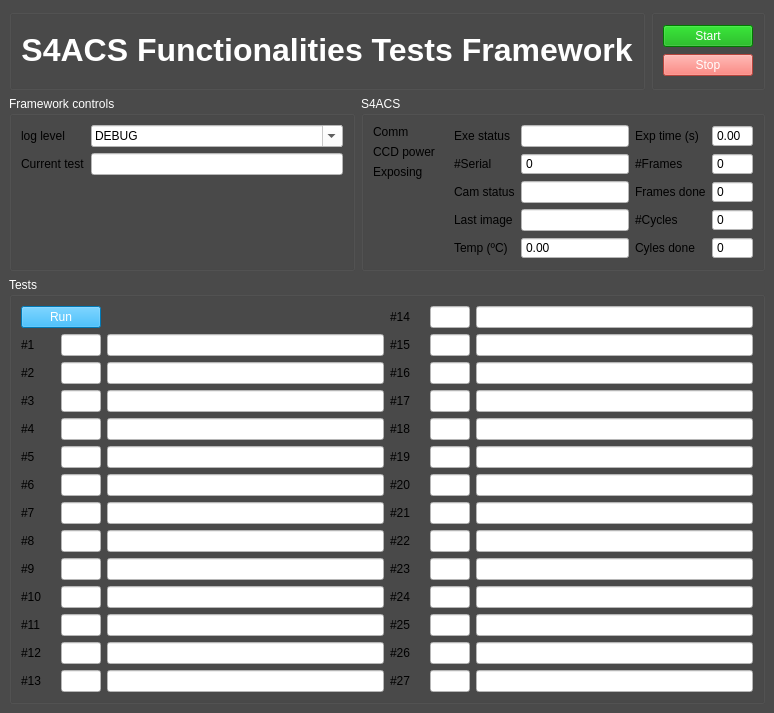
This is func_tests/gui/gui.ui in dev-LNA/S4CSTP as Qt 5 draws it before an edit. The edited form follows.
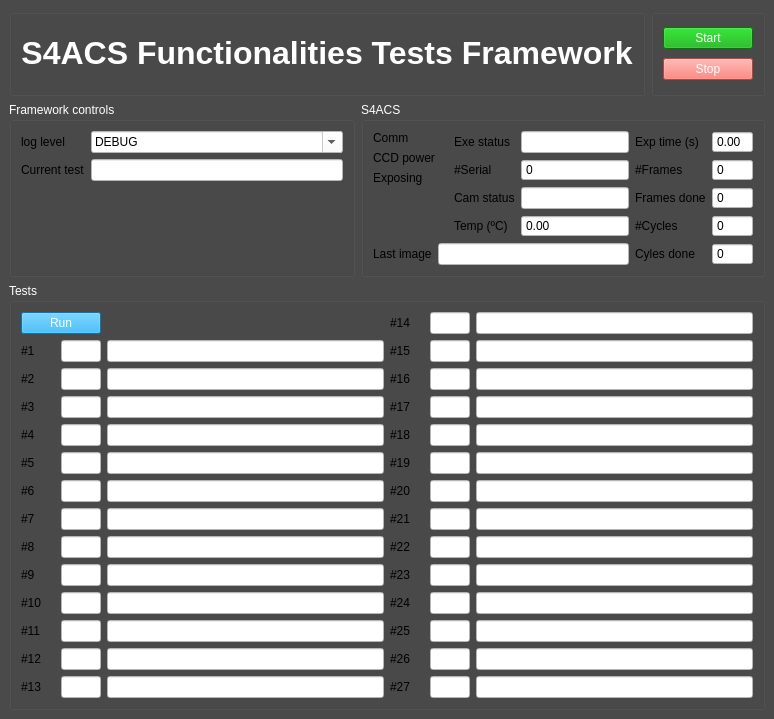
This is the edited form.

The edit to the form file:
```diff
--- a/func_tests/gui/gui.ui
+++ b/func_tests/gui/gui.ui
@@ -7,7 +7,7 @@
     <x>0</x>
     <y>0</y>
     <width>774</width>
-    <height>713</height>
+    <height>719</height>
    </rect>
   </property>
   <property name="palette">
@@ -542,7 +542,7 @@
      </disabled>
     </palette>
    </property>
-   <layout class="QVBoxLayout" name="verticalLayout_3">
+   <layout class="QVBoxLayout" name="verticalLayout_5">
     <item>
      <layout class="QHBoxLayout" name="horizontalLayout">
       <item>
@@ -1239,6 +1239,10 @@
         </property>
         <layout class="QHBoxLayout" name="horizontalLayout_4">
          <item>
+          <layout class="QVBoxLayout" name="verticalLayout_3">
+           <item>
+            <layout class="QHBoxLayout" name="horizontalLayout_3">
+             <item>
           <layout class="QFormLayout" name="formLayout_4">
            <item row="0" column="0">
             <widget class="QLabel" name="label_56">
@@ -1377,23 +1381,6 @@
             </widget>
            </item>
            <item row="3" column="0">
-            <widget class="QLabel" name="label_17">
-             <property name="text">
-              <string>Last image</string>
-             </property>
-             <property name="text_label" stdset="0">
-              <bool>true</bool>
-             </property>
-            </widget>
-           </item>
-           <item row="3" column="1">
-            <widget class="QLineEdit" name="s4acs_last_image">
-             <property name="readOnly">
-              <bool>true</bool>
-             </property>
-            </widget>
-           </item>
-           <item row="4" column="0">
             <widget class="QLabel" name="label_5">
              <property name="styleSheet">
               <string notr="true"/>
@@ -1406,7 +1393,7 @@
              </property>
             </widget>
            </item>
-           <item row="4" column="1">
+               <item row="3" column="1">
             <widget class="QDoubleSpinBox" name="s4acs_temperature">
              <property name="readOnly">
               <bool>true</bool>
@@ -1418,6 +1405,31 @@
            </item>
           </layout>
          </item>
+            </layout>
+           </item>
+           <item>
+            <layout class="QFormLayout" name="formLayout_5">
+             <item row="0" column="0">
+              <widget class="QLabel" name="label_17">
+               <property name="text">
+                <string>Last image</string>
+               </property>
+               <property name="text_label" stdset="0">
+                <bool>true</bool>
+               </property>
+              </widget>
+             </item>
+             <item row="0" column="1">
+              <widget class="QLineEdit" name="s4acs_last_image">
+               <property name="readOnly">
+                <bool>true</bool>
+               </property>
+              </widget>
+             </item>
+            </layout>
+           </item>
+          </layout>
+         </item>
          <item>
           <layout class="QFormLayout" name="formLayout_2">
            <item row="0" column="0">
@@ -1572,7 +1584,7 @@
       <property name="title">
        <string>Tests</string>
       </property>
-      <layout class="QHBoxLayout" name="horizontalLayout_3">
+      <layout class="QHBoxLayout" name="horizontalLayout_6">
        <item>
         <layout class="QVBoxLayout" name="verticalLayout_4">
          <item>
```
Lines whose indentation alone changed are shown as unchanged.
